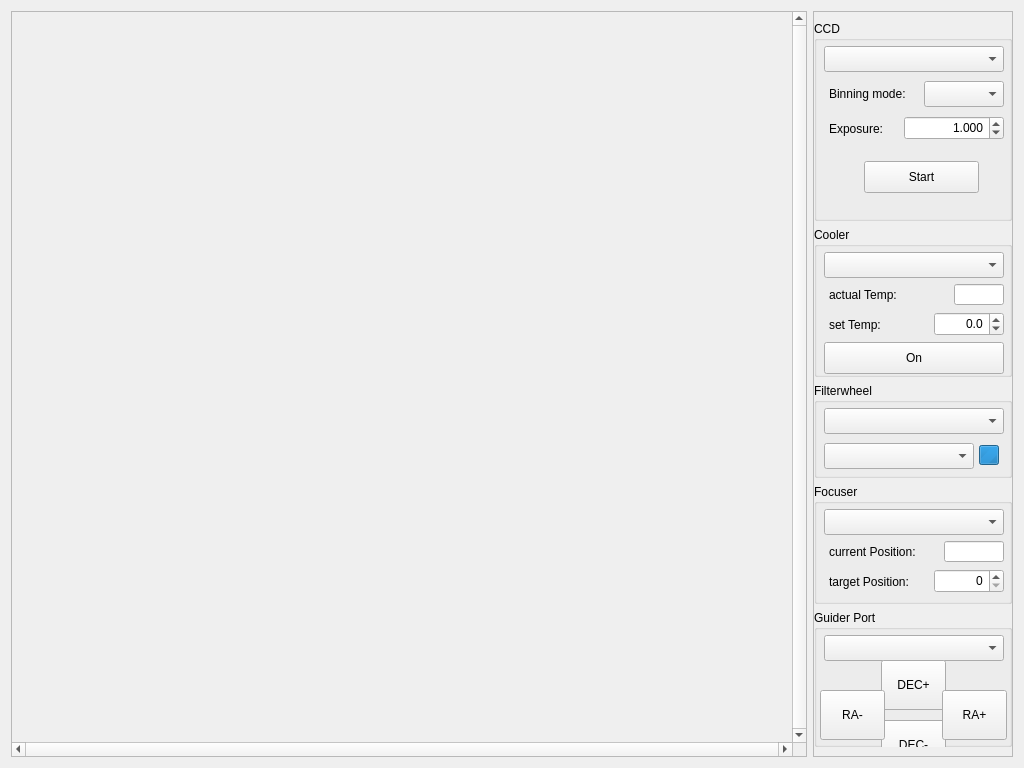
Old version of the form snowgui/snowgui/previewwindow.ui in the repository AndreasFMueller/AstroPhotography.
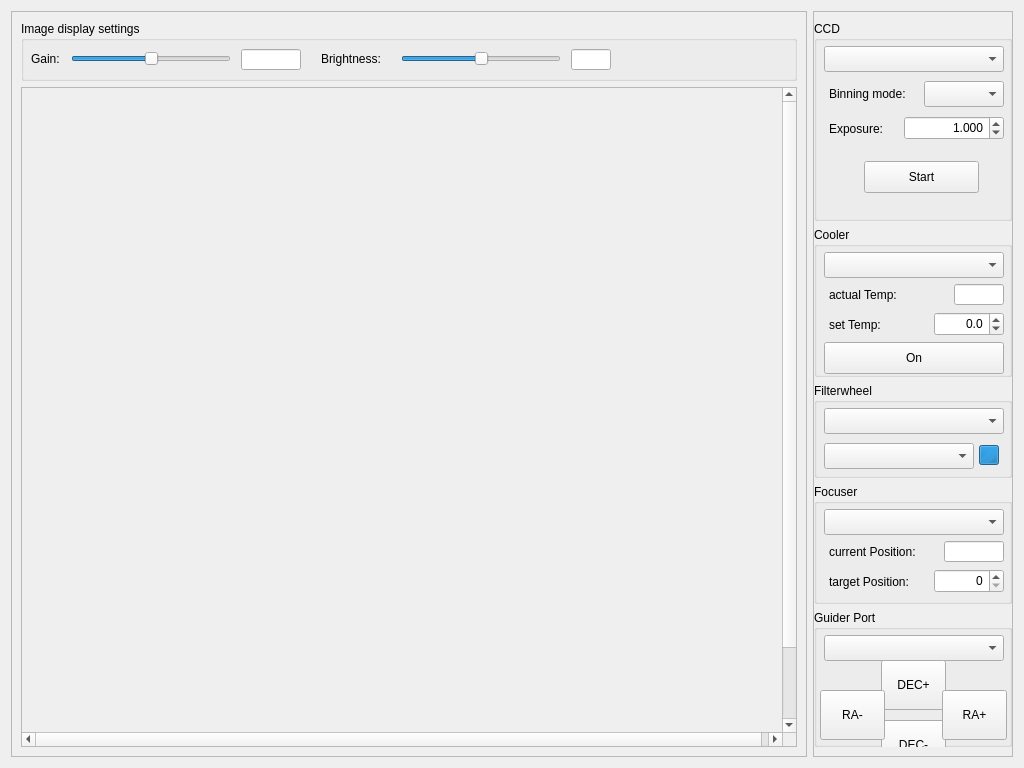
New version of the form.

Commit message: add image gain/brightness settings

```diff
--- a/snowgui/snowgui/previewwindow.ui
+++ b/snowgui/snowgui/previewwindow.ui
@@ -15,6 +15,121 @@
   </property>
   <layout class="QHBoxLayout" name="horizontalLayout">
    <item>
+    <widget class="QFrame" name="imageFrame">
+     <property name="frameShape">
+      <enum>QFrame::StyledPanel</enum>
+     </property>
+     <property name="frameShadow">
+      <enum>QFrame::Raised</enum>
+     </property>
+     <layout class="QVBoxLayout" name="verticalLayout_3">
+      <item>
+       <widget class="QGroupBox" name="imageOptions">
+        <property name="minimumSize">
+         <size>
+          <width>0</width>
+          <height>60</height>
+         </size>
+        </property>
+        <property name="title">
+         <string>Image display settings</string>
+        </property>
+        <widget class="QSlider" name="gainSlider">
+         <property name="geometry">
+          <rect>
+           <x>50</x>
+           <y>27</y>
+           <width>160</width>
+           <height>22</height>
+          </rect>
+         </property>
+         <property name="minimum">
+          <number>-256</number>
+         </property>
+         <property name="maximum">
+          <number>256</number>
+         </property>
+         <property name="singleStep">
+          <number>8</number>
+         </property>
+         <property name="pageStep">
+          <number>64</number>
+         </property>
+         <property name="orientation">
+          <enum>Qt::Horizontal</enum>
+         </property>
+        </widget>
+        <widget class="QLabel" name="gainLabel">
+         <property name="geometry">
+          <rect>
+           <x>10</x>
+           <y>30</y>
+           <width>41</width>
+           <height>16</height>
+          </rect>
+         </property>
+         <property name="text">
+          <string>Gain:</string>
+         </property>
+        </widget>
+        <widget class="QLineEdit" name="gainField">
+         <property name="geometry">
+          <rect>
+           <x>220</x>
+           <y>28</y>
+           <width>60</width>
+           <height>21</height>
+          </rect>
+         </property>
+         <property name="readOnly">
+          <bool>true</bool>
+         </property>
+        </widget>
+        <widget class="QLabel" name="brightnessLabel">
+         <property name="geometry">
+          <rect>
+           <x>300</x>
+           <y>30</y>
+           <width>71</width>
+           <height>16</height>
+          </rect>
+         </property>
+         <property name="text">
+          <string>Brightness:</string>
+         </property>
+        </widget>
+        <widget class="QSlider" name="brightnessSlider">
+         <property name="geometry">
+          <rect>
+           <x>380</x>
+           <y>27</y>
+           <width>160</width>
+           <height>22</height>
+          </rect>
+         </property>
+         <property name="minimum">
+          <number>-256</number>
+         </property>
+         <property name="maximum">
+          <number>256</number>
+         </property>
+         <property name="orientation">
+          <enum>Qt::Horizontal</enum>
+         </property>
+        </widget>
+        <widget class="QLineEdit" name="brightnessField">
+         <property name="geometry">
+          <rect>
+           <x>550</x>
+           <y>28</y>
+           <width>40</width>
+           <height>21</height>
+          </rect>
+         </property>
+        </widget>
+       </widget>
+      </item>
+      <item>
     <widget class="QScrollArea" name="scrollArea">
      <property name="verticalScrollBarPolicy">
       <enum>Qt::ScrollBarAlwaysOn</enum>
@@ -34,8 +149,8 @@
      <widget class="QWidget" name="scrollAreaWidgetContents">
       <property name="geometry">
        <rect>
-        <x>8</x>
-        <y>8</y>
+           <x>0</x>
+           <y>0</y>
         <width>767</width>
         <height>727</height>
        </rect>
@@ -43,6 +158,9 @@
      </widget>
     </widget>
    </item>
+     </layout>
+    </widget>
+   </item>
    <item>
     <widget class="QFrame" name="frame">
      <property name="minimumSize">
```
Left out of the diff: 33 changed lines with no effect on the pictures. Lines whose indentation alone changed are shown as unchanged. The commit also changes 4 other files.
